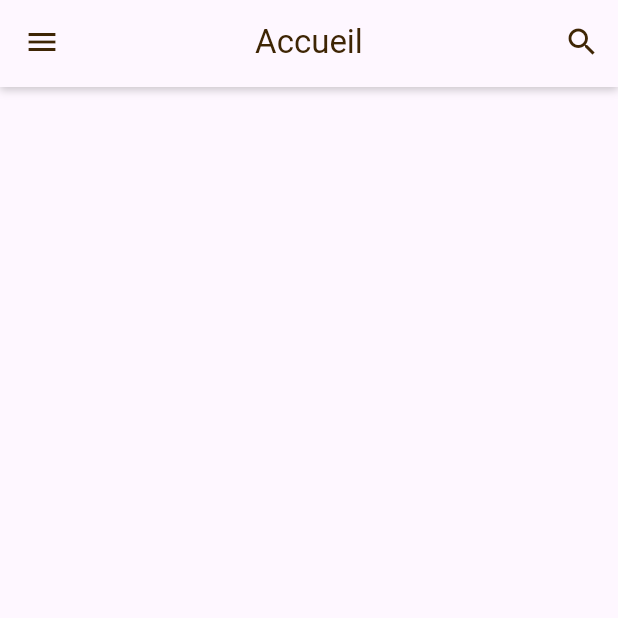
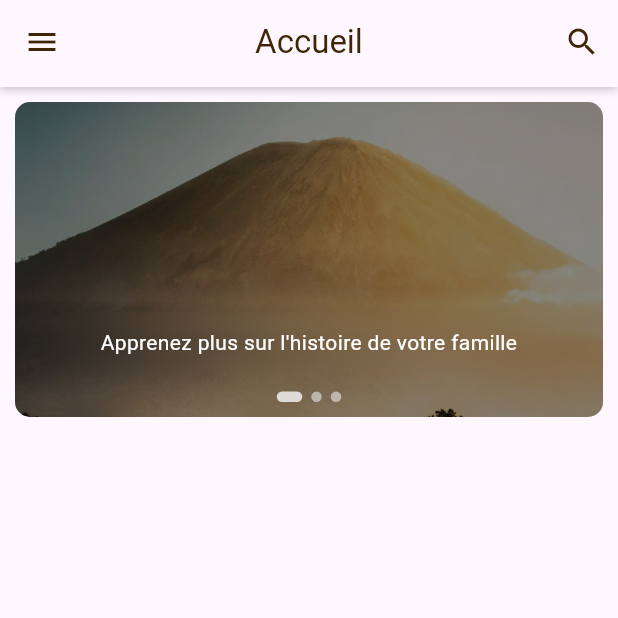
Before and after one commit to DTC-Formation/personal-project-Rojotiana-Tsiverisoa, a Flutter app: the HomePage screen opened by its route, on a phone screen of 412 x 824 dp, the top half of it. Run offline on Flutter 3.47's test engine with Material 2 defaults, Android fonts, the light colour scheme and no system bars; drawn by our look-alikes of carousel_slider.

Commit message:
create a carousel

```diff
--- a/lib/app/views/homepage/homepage.dart
+++ b/lib/app/views/homepage/homepage.dart
@@ -1,5 +1,6 @@
 import 'package:flutter/material.dart';
 
+import 'package:tetiharana/components/carousel.dart';
 import 'package:tetiharana/package/my_package.dart';
 
 class HomePage extends StatefulWidget {
@@ -12,7 +13,8 @@ class HomePage extends StatefulWidget {
 class _HomePageState extends State<HomePage> {
   @override
   Widget build(BuildContext context) {
-    var size = MediaQuery.of(context).size;
+    // var size = MediaQuery.of(context).size;
+
     return SafeArea(
       child: Scaffold(
         appBar: PreferredSize(
@@ -156,6 +158,17 @@ class _HomePageState extends State<HomePage> {
             ],
           ),
         ),
+        body: const SingleChildScrollView(
+          child: Padding(
+            padding: EdgeInsets.all(10),
+            child: Column(
+              crossAxisAlignment: CrossAxisAlignment.start,
+              children: [
+                MyCarousel(),
+              ],
+            ),
+          ),
+        ),
       ),
     );
   }
--- /dev/null
+++ b/lib/components/carousel.dart
@@ -0,0 +1,159 @@
+import 'package:flutter/material.dart';
+import 'dart:ui';
+
+import 'package:carousel_slider/carousel_slider.dart';
+
+import 'package:tetiharana/package/my_package.dart';
+
+class MyCarousel extends StatefulWidget {
+  const MyCarousel({super.key});
+
+  @override
+  State<MyCarousel> createState() => _MyCarouselState();
+}
+
+class _MyCarouselState extends State<MyCarousel> {
+  List imageList = [
+    {
+      "id": 1,
+      "image_path": "assets/images/background/bg_1.webp",
+    },
+    {
+      "id": 2,
+      "image_path": "assets/images/background/bg_2.webp",
+    },
+    {
+      "id": 3,
+      "image_path": "assets/images/background/bg_3.webp",
+    },
+  ];
+
+  final CarouselController carouselController = CarouselController();
+  int currentIndex = 0;
+
+  @override
+  Widget build(BuildContext context) {
+    var size = MediaQuery.of(context).size;
+    return Stack(
+      children: [
+        CarouselSlider(
+          items: imageList
+              .map(
+                (item) => Container(
+                  decoration: BoxDecoration(
+                    borderRadius: BorderRadius.circular(MyPackage.radius01),
+                    image: DecorationImage(
+                      fit: BoxFit.cover,
+                      image: AssetImage(
+                        item['image_path'],
+                      ),
+                      alignment: Alignment.topCenter,
+                      colorFilter: const ColorFilter.mode(
+                        MyPackage.color11,
+                        BlendMode.darken,
+                      ),
+                    ),
+                  ),
+                ),
+              )
+              .toList(),
+          carouselController: carouselController,
+          options: CarouselOptions(
+            height: 210,
+            scrollPhysics: const BouncingScrollPhysics(),
+            autoPlay: true,
+            // aspectRatio: 2,
+            enlargeCenterPage: false,
+            viewportFraction: 1.0,
+            autoPlayInterval: const Duration(seconds: 5),
+            autoPlayAnimationDuration: const Duration(milliseconds: 800),
+            autoPlayCurve: Curves.fastOutSlowIn,
+            onPageChanged: (index, reason) {
+              setState(() {
+                currentIndex = index;
+              });
+            },
+          ),
+        ),
+        Positioned(
+          bottom: 10,
+          left: 0,
+          right: 0,
+          child: Row(
+            mainAxisAlignment: MainAxisAlignment.center,
+            children: imageList.asMap().entries.map((entry) {
+              return GestureDetector(
+                onTap: () => carouselController.animateToPage(entry.key),
+                child: Container(
+                  width: currentIndex == entry.key ? 17 : 7,
+                  height: 7.0,
+                  margin: const EdgeInsets.symmetric(
+                    horizontal: 3.0,
+                  ),
+                  decoration: BoxDecoration(
+                      borderRadius: BorderRadius.circular(MyPackage.radius01),
+                      color: currentIndex == entry.key
+                          ? MyPackage.color12
+                          : MyPackage.color13),
+                ),
+              );
+            }).toList(),
+          ),
+        ),
+        Positioned(
+          bottom: 30,
+          left: 0,
+          right: 0,
+          child: Padding(
+            padding: const EdgeInsets.only(
+              left: 20,
+              right: 20,
+            ),
+            child: Container(
+              padding: const EdgeInsets.only(
+                left: 10,
+                right: 10,
+              ),
+              decoration: BoxDecoration(
+                borderRadius: BorderRadius.circular(
+                  MyPackage.radius01,
+                ),
+              ),
+              width: size.width,
+              child: Stack(
+                alignment: Alignment.center,
+                children: [
+                  ClipRect(
+                    child: BackdropFilter(
+                      filter: ImageFilter.blur(
+                        sigmaX: 5,
+                        sigmaY: 5,
+                      ),
+                      child: Container(
+                        width: size.width,
+                        height: 40,
+                        decoration: BoxDecoration(
+                          color: Colors.transparent,
+                          borderRadius: BorderRadius.circular(
+                            MyPackage.radius01,
+                          ),
+                        ),
+                      ),
+                    ),
+                  ),
+                  const Text(
+                    'Apprenez plus sur l\'histoire de votre famille',
+                    style: TextStyle(
+                      color: MyPackage.color05,
+                    ),
+                    textAlign: TextAlign.center,
+                  ),
+                ],
+              ),
+            ),
+          ),
+        ),
+      ],
+    );
+  }
+}
--- a/lib/package/my_package.dart
+++ b/lib/package/my_package.dart
@@ -12,6 +12,8 @@ class MyPackage {
   static const Color color09 = Color.fromRGBO(158, 158, 158, 1); // #9E9E9E
   static const Color color10 = Color.fromRGBO(77, 77, 78, 1); // #4D4E4E
   static const Color color11 = Color.fromARGB(122, 0, 0, 0);
+  static const Color color12 = Color.fromARGB(221, 236, 236, 236);
+  static const Color color13 = Color.fromARGB(160, 228, 228, 228);
 
   static const LinearGradient gradient01 = LinearGradient(
     begin: Alignment.topLeft,
@@ -65,4 +67,6 @@ class MyPackage {
   static const fontSize02 = 18.0;
 
   static const FontWeight fontWeight01 = FontWeight.w500;
+
+  static double radius01 = 10;
 }
--- a/pubspec.yaml
+++ b/pubspec.yaml
@@ -37,6 +37,7 @@ dependencies:
   cupertino_icons: ^1.0.2
   flutter_launcher_icons: ^0.13.1
   rename_app: ^1.3.1
+  carousel_slider: ^4.2.1
 
 flutter_launcher_icons:
   android: "launcher_icon"
```
